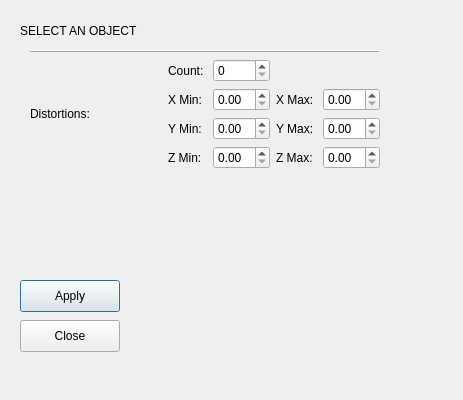
First picture: the form in PlantGenerator/gui.ui, repository nMDaas/MayaPlugins, before the edit.
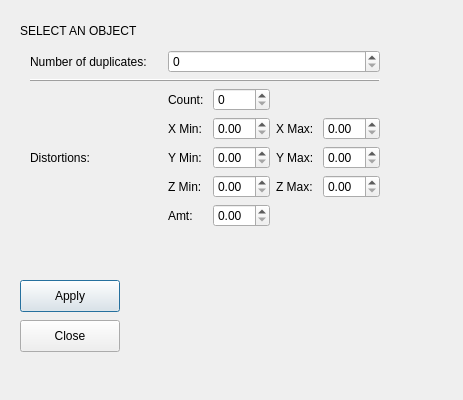
Second picture: the form after the edit.

Commit message: duplicateAndDistort() able to make multiple distorted duplicates of a leaf

```diff
--- a/PlantGenerator/gui.ui
+++ b/PlantGenerator/gui.ui
@@ -42,6 +42,18 @@
 
             <layout class="QGridLayout" name="gridLayout">
 
+                <!--row 2 -->
+                <item row="2" column="0">
+                    <widget class="QLabel" name="label_1">
+                        <property name="text">
+                            <string>Number of duplicates:</string>
+                        </property>
+                    </widget>
+                </item>
+                <item row="2" column="1">
+                    <widget class="QSpinBox" name="duplicates_input"/>
+                </item>
+
                 <!-- row 3 -->
                 <item row="3" column="0" colspan="2">
                     <widget class="QFrame">
@@ -138,6 +150,17 @@
                             <widget class="QDoubleSpinBox" name="Z_max_input"/>
                         </item>
 
+                        <item row="4" column="0">
+                            <widget class="QLabel">
+                                <property name="text">
+                                    <string>Amt: </string>
+                                </property>
+                            </widget>
+                        </item>
+                        <item row="4" column="1">
+                            <widget class="QDoubleSpinBox" name="distort_amt_input"/>
+                        </item>
+
                     </layout>
                 </item>
 
```
The commit also changes 2 other files.
